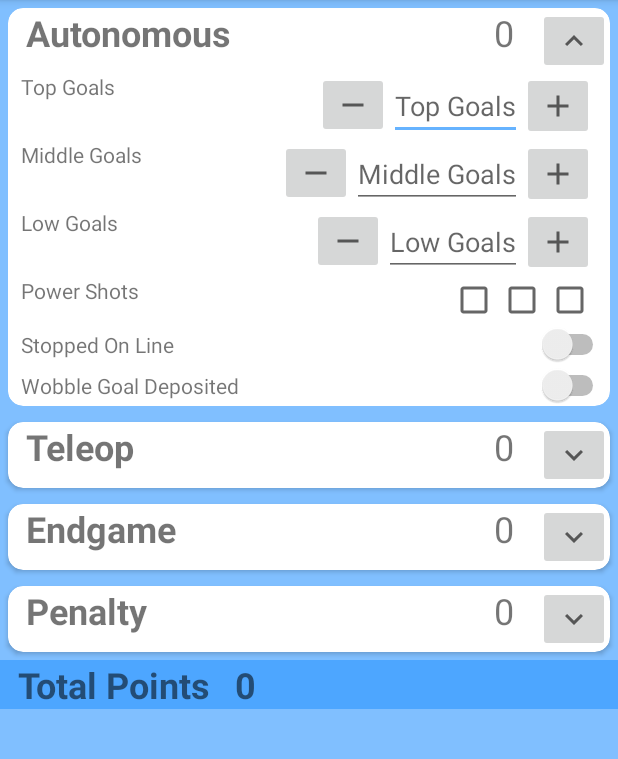
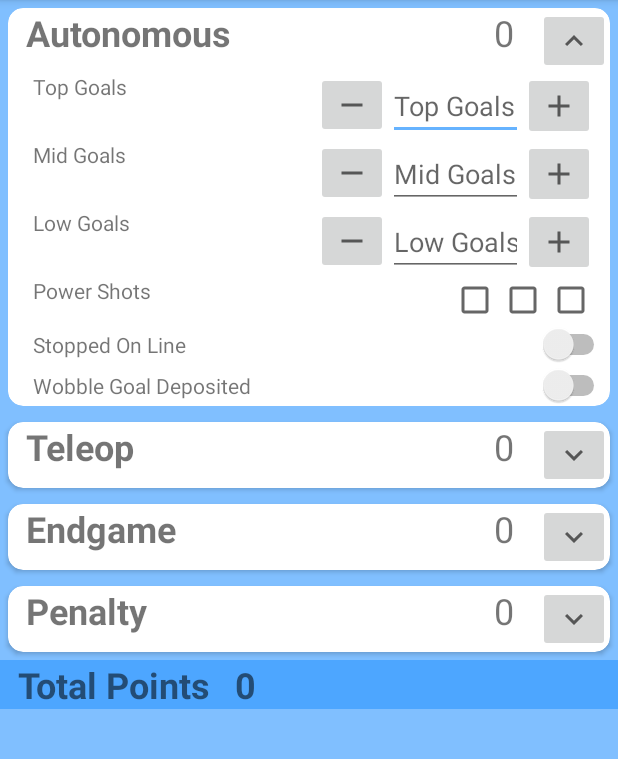
Before and after one commit to mayakrolik/FTC-Score-Calculator-Freight-Frenzy, an Android app: the screen it shows after launch (MainActivity), on a phone screen of 412 x 824 dp, the part 84-843 px from its top. Run offline under Robolectric (Android 15) with nearby library versions, the phone set to English and light mode, and no system bars.

Commit message:
fix textbox width, removed dead code comments, change "middle" to "mid" for gray text

```diff
--- a/app/src/main/java/com/example/ftcscorecalculatorbeta/MainActivity.java
+++ b/app/src/main/java/com/example/ftcscorecalculatorbeta/MainActivity.java
@@ -121,29 +121,12 @@ public class MainActivity extends AppCompatActivity {
         // filter any number that is negative or huge
         objTopGoals.setFilters(new InputFilter[]{ new InputFilterMinMax("0", "100")});
 
-        /*objTopGoalsAdd = this.findViewById(R.id.editTextNumberTopGoals);
-        objTopGoalsAdd.setOnClickListener(new CompoundButton.OnClickListener() {
-            @Override
-            public void onCheckedChanged(CompoundButton buttonView, boolean isChecked) {
-                updateTotals();
-            }
-        });
-
-        objTopGoalsSubtract = this.findViewById(R.id.editTextNumberTopGoals);
-        objTopGoalsSubtract.setOnClickListener(new CompoundButton.OnClickListener() {
-            @Override
-            public void onCheckedChanged(CompoundButton buttonView, boolean isChecked) {
-                updateTotals();
-            }
-        });
-*/
         objTopGoalsAdd = this.findViewById(R.id.top_goals_add);
         objTopGoalsAdd.setOnClickListener(new CompoundButton.OnClickListener() {
             @Override
             public void onClick(View view) {
                 int intNewGoalPoints = Integer.parseInt("0" + objTopGoals.getText().toString()) + 1;
                 objTopGoals.setText(Integer.toString(intNewGoalPoints));
-                //updateTotals();
             }
         });
 
@@ -153,7 +136,6 @@ public class MainActivity extends AppCompatActivity {
             public void onClick(View view) {
                 int intNewGoalPoints = Math.max(Integer.parseInt("0" + objTopGoals.getText().toString()) - 1, 0);
                 objTopGoals.setText(Integer.toString(intNewGoalPoints));
-                //updateTotals();
             }
         });
 
@@ -167,7 +149,6 @@ public class MainActivity extends AppCompatActivity {
             public void onClick(View view) {
                 int intNewGoalPoints = Integer.parseInt("0" + objMiddleGoals.getText().toString()) + 1;
                 objMiddleGoals.setText(Integer.toString(intNewGoalPoints));
-                //updateTotals();
             }
         });
         objMiddleGoalsSubtract = this.findViewById(R.id.middle_goals_subtract);
@@ -176,7 +157,6 @@ public class MainActivity extends AppCompatActivity {
             public void onClick(View view) {
                 int intNewGoalPoints = Math.max(Integer.parseInt("0" + objMiddleGoals.getText().toString()) - 1, 0);
                 objMiddleGoals.setText(Integer.toString(intNewGoalPoints));
-                //updateTotals();
             }
         });
 
@@ -189,7 +169,6 @@ public class MainActivity extends AppCompatActivity {
             public void onClick(View view) {
                 int intNewGoalPoints = Integer.parseInt("0" + objLowGoals.getText().toString()) + 1;
                 objLowGoals.setText(Integer.toString(intNewGoalPoints));
-                //updateTotals();
             }
         });
         objLowGoalsSubtract = this.findViewById(R.id.low_goals_subtract);
@@ -198,7 +177,6 @@ public class MainActivity extends AppCompatActivity {
             public void onClick(View view) {
                 int intNewGoalPoints = Math.max(Integer.parseInt("0" + objLowGoals.getText().toString()) - 1, 0);
                 objLowGoals.setText(Integer.toString(intNewGoalPoints));
-                //updateTotals();
             }
         });
 
@@ -232,7 +210,6 @@ public class MainActivity extends AppCompatActivity {
             public void onClick(View view) {
                 int intNewGoalPoints = Integer.parseInt("0" + objTopGoalsTellyOp.getText().toString()) + 1;
                 objTopGoalsTellyOp.setText(Integer.toString(intNewGoalPoints));
-                //updateTotals();
             }
         });
         objTopGoalsTellyOpSubtract = this.findViewById(R.id.top_goals_teleop_subtract);
@@ -241,7 +218,6 @@ public class MainActivity extends AppCompatActivity {
             public void onClick(View view) {
                 int intNewGoalPoints = Math.max(Integer.parseInt("0" + objTopGoalsTellyOp.getText().toString()) - 1, 0);
                 objTopGoalsTellyOp.setText(Integer.toString(intNewGoalPoints));
-                //updateTotals();
             }
         });
 
@@ -254,7 +230,6 @@ public class MainActivity extends AppCompatActivity {
             public void onClick(View view) {
                 int intNewGoalPoints = Integer.parseInt("0" + objMiddleGoalsTellyOp.getText().toString()) + 1;
                 objMiddleGoalsTellyOp.setText(Integer.toString(intNewGoalPoints));
-                //updateTotals();
             }
         });
         objMiddleGoalsTellyOpSubtract = this.findViewById(R.id.middle_goals_teleop_subtract);
@@ -263,7 +238,6 @@ public class MainActivity extends AppCompatActivity {
             public void onClick(View view) {
                 int intNewGoalPoints = Math.max(Integer.parseInt("0" + objMiddleGoalsTellyOp.getText().toString()) - 1, 0);
                 objMiddleGoalsTellyOp.setText(Integer.toString(intNewGoalPoints));
-                //updateTotals();
             }
         });
 
@@ -276,7 +250,6 @@ public class MainActivity extends AppCompatActivity {
             public void onClick(View view) {
                 int intNewGoalPoints = Integer.parseInt("0" + objLowGoalsTellyOp.getText().toString()) + 1;
                 objLowGoalsTellyOp.setText(Integer.toString(intNewGoalPoints));
-                //updateTotals();
             }
         });
         objLowGoalsTellyOpSubtract = this.findViewById(R.id.low_goals_teleop_subtract);
@@ -285,7 +258,6 @@ public class MainActivity extends AppCompatActivity {
             public void onClick(View view) {
                 int intNewGoalPoints = Math.max(Integer.parseInt("0" + objLowGoalsTellyOp.getText().toString()) - 1, 0);
                 objLowGoalsTellyOp.setText(Integer.toString(intNewGoalPoints));
-                //updateTotals();
             }
         });
 
@@ -298,7 +270,6 @@ public class MainActivity extends AppCompatActivity {
             public void onClick(View view) {
                 int intNewGoalPoints = Integer.parseInt("0" + objTopGoalsEndgame.getText().toString()) + 1;
                 objTopGoalsEndgame.setText(Integer.toString(intNewGoalPoints));
-                //updateTotals();
             }
         });
         objTopGoalsEndgameSubtract = this.findViewById(R.id.top_goals_end_subtract);
@@ -307,7 +278,6 @@ public class MainActivity extends AppCompatActivity {
             public void onClick(View view) {
                 int intNewGoalPoints = Math.max(Integer.parseInt("0" + objTopGoalsEndgame.getText().toString()) - 1, 0);
                 objTopGoalsEndgame.setText(Integer.toString(intNewGoalPoints));
-                //updateTotals();
             }
         });
 
@@ -320,7 +290,6 @@ public class MainActivity extends AppCompatActivity {
             public void onClick(View view) {
                 int intNewGoalPoints = Integer.parseInt("0" + objMiddleGoalsEndgame.getText().toString()) + 1;
                 objMiddleGoalsEndgame.setText(Integer.toString(intNewGoalPoints));
-                //updateTotals();
             }
         });
         objMiddleGoalsEndgameSubtract = this.findViewById(R.id.middle_goals_end_subtract);
@@ -329,7 +298,6 @@ public class MainActivity extends AppCompatActivity {
             public void onClick(View view) {
                 int intNewGoalPoints = Math.max(Integer.parseInt("0" + objMiddleGoalsEndgame.getText().toString()) - 1, 0);
                 objMiddleGoalsEndgame.setText(Integer.toString(intNewGoalPoints));
-                //updateTotals();
             }
         });
 
@@ -342,7 +310,6 @@ public class MainActivity extends AppCompatActivity {
             public void onClick(View view) {
                 int intNewGoalPoints = Integer.parseInt("0" + objLowGoalsEndgame.getText().toString()) + 1;
                 objLowGoalsEndgame.setText(Integer.toString(intNewGoalPoints));
-                //updateTotals();
             }
         });
         objLowGoalsEndgameSubtract = this.findViewById(R.id.low_goals_end_subtract);
@@ -351,7 +318,6 @@ public class MainActivity extends AppCompatActivity {
             public void onClick(View view) {
                 int intNewGoalPoints = Math.max(Integer.parseInt("0" + objLowGoalsEndgame.getText().toString()) - 1, 0);
                 objLowGoalsEndgame.setText(Integer.toString(intNewGoalPoints));
-                //updateTotals();
             }
         });
 
@@ -364,7 +330,6 @@ public class MainActivity extends AppCompatActivity {
             public void onClick(View view) {
                 int intNewGoalPoints = Integer.parseInt("0" + objWobbleRing.getText().toString()) + 1;
                 objWobbleRing.setText(Integer.toString(intNewGoalPoints));
-                //updateTotals();
             }
         });
         objWobbleRingSubtract = this.findViewById(R.id.wobble_ring_subtract);
@@ -373,7 +338,6 @@ public class MainActivity extends AppCompatActivity {
             public void onClick(View view) {
                 int intNewGoalPoints = Math.max(Integer.parseInt("0" + objWobbleRing.getText().toString()) - 1, 0);
                 objWobbleRing.setText(Integer.toString(intNewGoalPoints));
-                //updateTotals();
             }
         });
 
@@ -431,7 +395,6 @@ public class MainActivity extends AppCompatActivity {
             public void onClick(View view) {
                 int intNewGoalPoints = Integer.parseInt("0" + objPenaltyMinor.getText().toString()) + 1;
                 objPenaltyMinor.setText(Integer.toString(intNewGoalPoints));
-                //updateTotals();
             }
         });
         objPenaltyMinorSubtract = this.findViewById(R.id.penalty_minor_subtract);
@@ -440,7 +403,6 @@ public class MainActivity extends AppCompatActivity {
             public void onClick(View view) {
                 int intNewGoalPoints = Math.max(Integer.parseInt("0" + objPenaltyMinor.getText().toString()) - 1, 0);
                 objPenaltyMinor.setText(Integer.toString(intNewGoalPoints));
-                //updateTotals();
             }
         });
 
@@ -453,7 +415,6 @@ public class MainActivity extends AppCompatActivity {
             public void onClick(View view) {
                 int intNewGoalPoints = Integer.parseInt("0" + objPenaltyMajor.getText().toString()) + 1;
                 objPenaltyMajor.setText(Integer.toString(intNewGoalPoints));
-                //updateTotals();
             }
         });
         objPenaltyMajorSubtract = this.findViewById(R.id.penalty_major_subtract);
@@ -462,7 +423,6 @@ public class MainActivity extends AppCompatActivity {
             public void onClick(View view) {
                 int intNewGoalPoints = Math.max(Integer.parseInt("0" + objPenaltyMajor.getText().toString()) - 1, 0);
                 objPenaltyMajor.setText(Integer.toString(intNewGoalPoints));
-                //updateTotals();
             }
         });
 
@@ -639,14 +599,6 @@ public class MainActivity extends AppCompatActivity {
             intAutonomous = intAutonomous + 15;
         }
 
-        /*intTopGoals = 0;
-        if (objTopGoalsAdd.isPressed()) {
-            intTopGoals = intTopGoals + 12;
-        }
-        if (objTopGoalsSubtract.isPressed()) {
-            intTopGoals = intTopGoals - 12;
-        }*/
-
         int intTeleop = 0;
         intTeleop = intTeleop + (Integer.parseInt("0" + objTopGoalsTellyOp.getText().toString()) * 6);
         intTeleop = intTeleop + (Integer.parseInt("0" + objMiddleGoalsTellyOp.getText().toString()) * 4);
@@ -690,8 +642,6 @@ public class MainActivity extends AppCompatActivity {
         objTeleopresult.setText(Integer.toString(intTeleop));
         objEndresult.setText(Integer.toString(intEnd));
         objPenaltyresult.setText(Integer.toString(intPenalty));
-        //objTopGoals.setText(Integer.toString(intTopGoals / 12));
-
 
     }
 
--- a/app/src/main/res/layout/activity_main.xml
+++ b/app/src/main/res/layout/activity_main.xml
@@ -97,7 +97,7 @@
 
                             <EditText
                                 android:id="@+id/text_top_goals"
-                                android:layout_width="wrap_content"
+                                android:layout_width="90sp"
                                 android:layout_height="wrap_content"
                                 android:layout_gravity="center_vertical"
                                 android:hint="@string/top_goals_hint"
@@ -142,7 +142,7 @@
 
                             <EditText
                                 android:id="@+id/text_middle_goals"
-                                android:layout_width="wrap_content"
+                                android:layout_width="90sp"
                                 android:layout_height="wrap_content"
                                 android:layout_gravity="center_vertical"
                                 android:hint="@string/middle_goals_hint"
@@ -187,7 +187,7 @@
 
                         <EditText
                             android:id="@+id/text_low_goals"
-                            android:layout_width="wrap_content"
+                            android:layout_width="90sp"
                             android:layout_height="wrap_content"
                             android:layout_gravity="center_vertical"
                             android:hint="@string/low_goals_hint"
@@ -366,7 +366,7 @@
 
                             <EditText
                                 android:id="@+id/text_top_goals_teleop"
-                                android:layout_width="wrap_content"
+                                android:layout_width="90sp"
                                 android:layout_height="wrap_content"
                                 android:layout_gravity="center_vertical"
                                 android:hint="@string/top_goals_telly"
@@ -410,7 +410,7 @@
 
                             <EditText
                                 android:id="@+id/text_middle_goals_teleop"
-                                android:layout_width="wrap_content"
+                                android:layout_width="90sp"
                                 android:layout_height="wrap_content"
                                 android:layout_gravity="center_vertical"
                                 android:hint="@string/middle_goals_telly"
@@ -454,7 +454,7 @@
 
                             <EditText
                                 android:id="@+id/text_low_goals_teleop"
-                                android:layout_width="wrap_content"
+                                android:layout_width="90sp"
                                 android:layout_height="wrap_content"
                                 android:layout_gravity="center_vertical"
                                 android:hint="@string/low_goals_telly"
@@ -560,7 +560,7 @@
 
                             <EditText
                                 android:id="@+id/text_top_goals_end"
-                                android:layout_width="wrap_content"
+                                android:layout_width="90sp"
                                 android:layout_height="wrap_content"
                                 android:layout_gravity="center_vertical"
                                 android:hint="@string/top_goals_hint"
@@ -606,7 +606,7 @@
 
                             <EditText
                                 android:id="@+id/text_middle_goals_end"
-                                android:layout_width="wrap_content"
+                                android:layout_width="90sp"
                                 android:layout_height="wrap_content"
                                 android:layout_gravity="center_vertical"
                                 android:hint="@string/middle_goals_hint"
@@ -651,7 +651,7 @@
 
                             <EditText
                                 android:id="@+id/text_low_goals_end"
-                                android:layout_width="wrap_content"
+                                android:layout_width="90sp"
                                 android:layout_height="wrap_content"
                                 android:layout_gravity="center_vertical"
                                 android:hint="@string/low_goals_hint"
@@ -734,7 +734,7 @@
 
                             <EditText
                                 android:id="@+id/text_wobble_ring"
-                                android:layout_width="wrap_content"
+                                android:layout_width="90sp"
                                 android:layout_height="wrap_content"
                                 android:layout_gravity="center_vertical"
                                 android:hint="@string/wobble_ring"
--- a/app/src/main/res/values/strings.xml
+++ b/app/src/main/res/values/strings.xml
@@ -4,10 +4,10 @@
     <string name="top_goals">Top Goals</string>
     <string name="top_goals_add">Top Goals Add</string>
     <string name="top_goals_subtract">Top Goals Subtract</string>
-    <string name="middle_goals">Middle Goals</string>
+    <string name="middle_goals">Mid Goals</string>
     <string name="low_goals">Low Goals</string>
     <string name="top_goals_hint">Top Goals</string>
-    <string name="middle_goals_hint">Middle Goals</string>
+    <string name="middle_goals_hint">Mid Goals</string>
     <string name="low_goals_hint">Low Goals</string>
     <string name="total_points">Total Points</string>
     <string name="zero_points">0</string>
@@ -15,7 +15,7 @@
     <string name="wobble_goal_deposited">Wobble Goal Deposited</string>
     <string name="powershot_aut">Power Shots</string>
     <string name="top_goals_telly">Top Goals</string>
-    <string name="middle_goals_telly">Middle Goals</string>
+    <string name="middle_goals_telly">Mid Goals</string>
     <string name="low_goals_telly">Low Goals</string>
     <string name="autonomous_score">0</string>
     <string name="autonomous">Autonomous</string>
```
